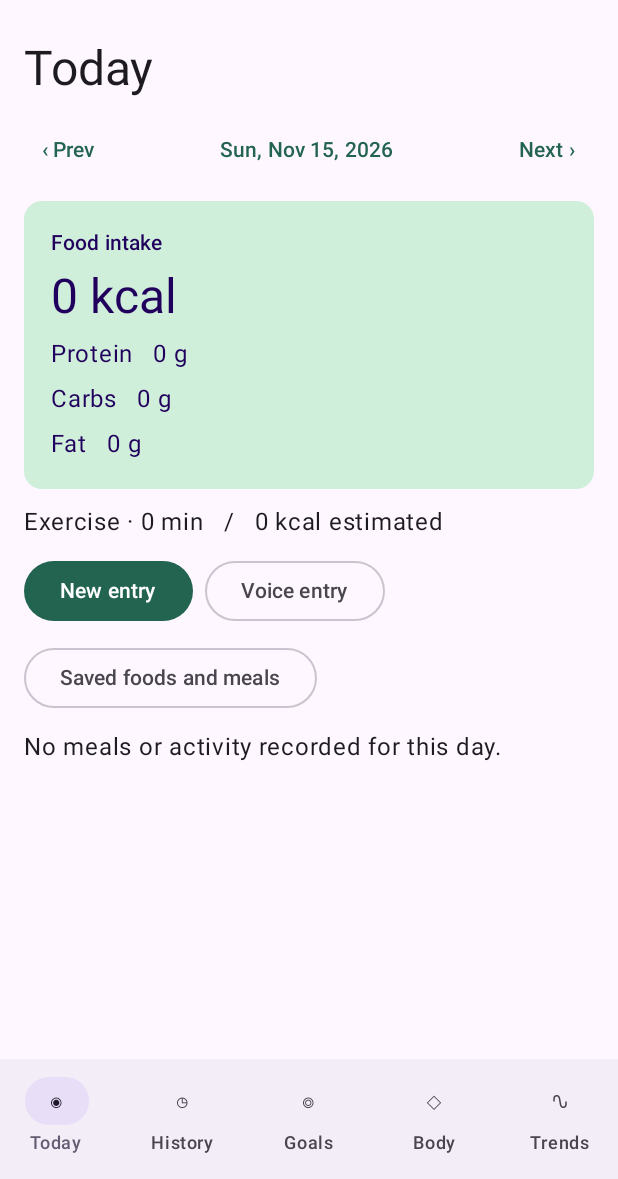
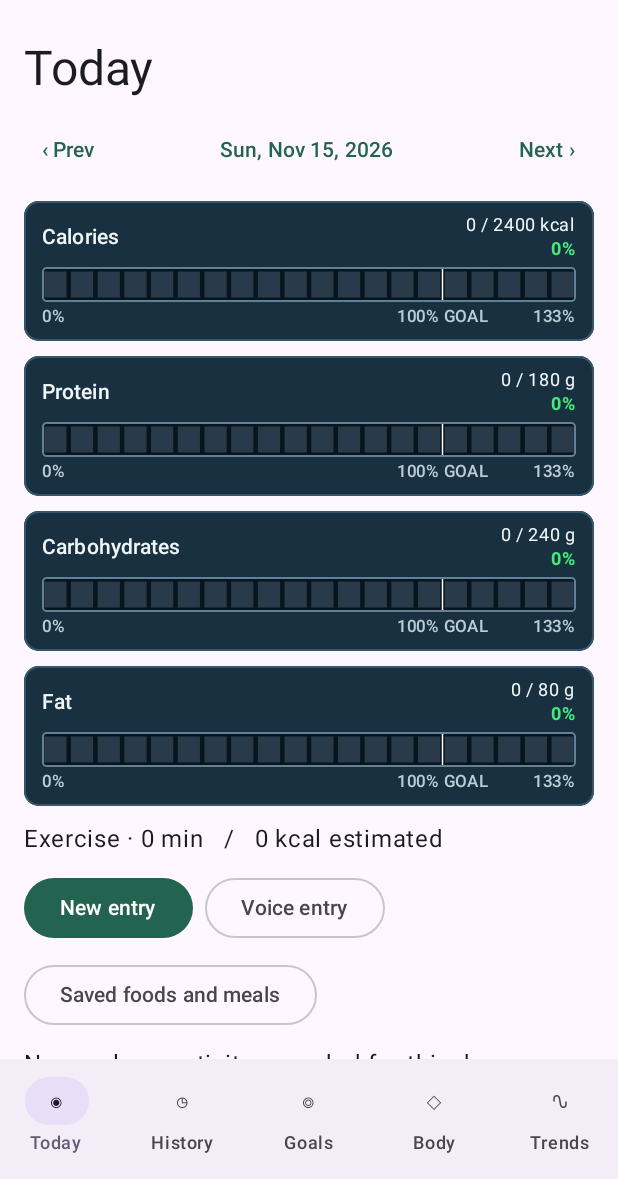
Before and after one commit to greensasquatch/nutri-log-app, an Android app built with Jetpack Compose: the screen it shows after launch (MainActivity), on a phone screen of 412 x 824 dp, the part 57-1236 px from its top. Run offline under Robolectric (Android 15) with nearby library versions, the phone set to English and light mode, and no system bars.

Commit message:
Add segmented daily nutrition meters with 15-cell goals and fractional overage bands

```diff
--- a/app/build.gradle.kts
+++ b/app/build.gradle.kts
@@ -9,8 +9,8 @@ android {
         applicationId = "dev.nutrilog"
         minSdk = 26
         targetSdk = 36
-        versionCode = 4
-        versionName = "0.2.2"
+        versionCode = 5
+        versionName = "0.3.0"
     }
     buildFeatures { compose = true }
     compileOptions {
--- a/app/src/main/java/dev/nutrilog/Dashboard.kt
+++ b/app/src/main/java/dev/nutrilog/Dashboard.kt
@@ -24,20 +24,13 @@ import java.time.format.DateTimeFormatter
 }
 
 @Composable fun Summary(rows:List<Record>,goals:Record?,net:Boolean) {
-    Card(Modifier.fillMaxWidth(),colors=CardDefaults.cardColors(containerColor=MaterialTheme.colorScheme.primaryContainer)) {
-        Column(Modifier.padding(18.dp),verticalArrangement=Arrangement.spacedBy(6.dp)) {
-            Text("Food intake",style=MaterialTheme.typography.labelLarge)
-            Text(display(total(rows,"Food","Calories"))+" kcal",style=MaterialTheme.typography.headlineLarge)
-            macros.forEach { key ->
-                val sum=total(rows,"Food",key); val goal=goals?.number(key) ?: 0.0
-                val unit=if(key=="Calories") " kcal" else " g"
-                if(goal>0) {
-                    val delta=goal-sum
-                    Text(key+"   "+display(sum)+" / "+display(goal)+unit+"   ·   "+display(kotlin.math.abs(delta))+if(delta<0) " over" else " left")
-                    LinearProgressIndicator(progress={ (sum/goal).coerceIn(0.0,1.0).toFloat() },modifier=Modifier.fillMaxWidth())
-                } else if(key!="Calories") Text(key+"   "+display(sum)+unit)
-            }
-        }
+    Nutrient.values().forEach { nutrient ->
+        NutritionBattery(
+            nutrientType=nutrient,
+            currentValue=total(rows,"Food",nutrient.key),
+            targetValue=NutritionScale.target(nutrient,goals),
+            unit=if(nutrient==Nutrient.Calories) "kcal" else "g"
+        )
     }
     val burned=total(rows,"Exercise","Burned")
     Text("Exercise · "+display(total(rows,"Exercise","Minutes"))+" min   /   "+display(burned)+" kcal estimated")
--- a/app/src/main/java/dev/nutrilog/Database.kt
+++ b/app/src/main/java/dev/nutrilog/Database.kt
@@ -39,7 +39,7 @@ class Journal(context:Context): SQLiteOpenHelper(context,"journal.db",null,1) {
 private fun checksum(s:String)=MessageDigest.getInstance("SHA-256").digest(s.toByteArray()).joinToString("") { "%02x".format(it) }
 fun backup(rows:List<Record>,prefs:Map<String,String>):String {
     val data=JSONObject().put("records",JSONArray(rows.map { it.json() })).put("settings",JSONObject(prefs)).toString()
-    return JSONObject().put("format",1).put("database",1).put("version","0.2.2").put("created",now()).put("count",rows.size).put("sha256",checksum(data)).put("payload",data).toString()
+    return JSONObject().put("format",1).put("database",1).put("version","0.3.0").put("created",now()).put("count",rows.size).put("sha256",checksum(data)).put("payload",data).toString()
 }
 /** Inspect and decode in memory. The caller asks for confirmation before replacing journal data. */
 fun restore(s:String):Pair<List<Record>,Map<String,String>> {
--- a/app/src/main/java/dev/nutrilog/MainActivity.kt
+++ b/app/src/main/java/dev/nutrilog/MainActivity.kt
@@ -189,7 +189,7 @@ class MainActivity:ComponentActivity(){
                 Row {OutlinedButton({export.launch("NutriLog-"+LocalDate.now(zone)+".json")}){Text("Export")}
                     TextButton({import.launch(arrayOf("application/json","text/plain","application/octet-stream"))}){Text("Restore")}}
                 TextButton({modal="wipe"}){Text("Erase local data")}
-                Text("NutriLog 0.2.2   ·   Database 1")
+                Text("NutriLog 0.3.0   ·   Database 1")
             }
             if(modal=="wipe") AlertDialog({modal="settings"},title={Text("Erase all local entries and settings?")},text={Text("Export a backup first if you want to keep your journal.")},confirmButton={TextButton({db.save(emptyList(),true);rows=emptyList();settings.edit().clear().apply();prefs=emptyMap();plan.forget();signedIn=false;keys.save("OpenAI","");keys.save("Claude","");prompt="";modal=""}){Text("Erase all")}},dismissButton={TextButton({modal="settings"}){Text("Cancel")}})
             restoreData?.let {(items,values)->AlertDialog({restoreData=null},title={Text("Replace local journal?")},text={Text("Verified backup contains "+items.size+" records. Restoring replaces current entries and settings.")},
--- /dev/null
+++ b/app/src/main/java/dev/nutrilog/NutritionBattery.kt
@@ -0,0 +1,119 @@
+package dev.nutrilog
+
+import androidx.compose.animation.core.animateFloat
+import androidx.compose.animation.core.LinearEasing
+import androidx.compose.animation.core.updateTransition
+import androidx.compose.animation.core.tween
+import androidx.compose.foundation.Canvas
+import androidx.compose.foundation.background
+import androidx.compose.foundation.border
+import androidx.compose.foundation.layout.*
+import androidx.compose.foundation.shape.RoundedCornerShape
+import androidx.compose.material3.*
+import androidx.compose.runtime.*
+import androidx.compose.ui.Alignment
+import androidx.compose.ui.Modifier
+import androidx.compose.ui.geometry.Offset
+import androidx.compose.ui.geometry.Size
+import androidx.compose.ui.graphics.Color
+import androidx.compose.ui.graphics.luminance
+import androidx.compose.ui.layout.Layout
+import androidx.compose.ui.semantics.clearAndSetSemantics
+import androidx.compose.ui.semantics.contentDescription
+import androidx.compose.ui.text.font.FontWeight
+import androidx.compose.ui.unit.dp
+import java.math.BigDecimal
+import java.math.RoundingMode
+import kotlin.math.roundToInt
+
+private val green=Color(0xFF45E879)
+private val blue=Color(0xFF23BFFF)
+private val orange=Color(0xFFFFB13B)
+private val red=Color(0xFFF04D55)
+private val empty=Color(0xFF293B4B)
+
+@Composable fun NutritionBattery(nutrientType:Nutrient,currentValue:Double,targetValue:Double?,unit:String) {
+    val ratio=NutritionScale.ratio(currentValue,targetValue)
+    val cells=NutritionScale.filled(ratio)
+    // Compose starts at the initial target and respects the system animator duration scale.
+    val transition=updateTransition(cells,label="Nutrition battery")
+    val levels=(0 until NutritionScale.cells).map { index ->
+        transition.animateFloat(transitionSpec={
+            val first=minOf(initialState,targetState)
+            val span=kotlin.math.abs(targetState-initialState)
+            val changed=kotlin.math.abs(NutritionScale.fraction(targetState,index)-NutritionScale.fraction(initialState,index))
+            // Sweep changed cells left-to-right on both gains and losses.
+            val msPerCell=if(span>0f) 320f/span else 0f
+            tween(durationMillis=(changed*msPerCell).roundToInt().coerceIn(0,320),
+                delayMillis=if(changed==0f) 0 else ((index-first).coerceAtLeast(0f)*msPerCell).roundToInt().coerceIn(0,320),
+                easing=LinearEasing)
+        },label="Cell "+index) { boundary -> NutritionScale.fraction(boundary,index) }
+    }
+    val percent=ratio?.let { BigDecimal.valueOf(it).movePointRight(2).setScale(1,RoundingMode.HALF_UP).stripTrailingZeros().toPlainString()+"%" }
+    val values=display(currentValue)+(if(ratio!=null) " / "+display(requireNotNull(targetValue)) else "")+" "+unit
+    val light=MaterialTheme.colorScheme.surface.luminance()>0.5f
+    val panel=if(light) Color(0xFF193040) else Color(0xFF101F2C)
+    val text=Color(0xFFEEF6F8)
+    val over=if(nutrientType==Nutrient.Protein) blue else orange
+    val percentColor=when {
+        ratio==null -> text
+        ratio<=1.0 -> green
+        nutrientType!=Nutrient.Protein && ratio>1.15 -> red
+        else -> over
+    }
+    val shape=RoundedCornerShape(10.dp)
+    Column(Modifier.fillMaxWidth().background(panel,shape).border(1.dp,Color(0xFF36576B),shape)
+        .clearAndSetSemantics { contentDescription=nutrientType.title+", "+values+", "+(percent?.plus(" of goal") ?: "goal unavailable") }
+        .padding(horizontal=12.dp,vertical=8.dp)) {
+        Row(Modifier.fillMaxWidth(),verticalAlignment=Alignment.CenterVertically) {
+            Text(nutrientType.title,Modifier.weight(1f),color=text,style=MaterialTheme.typography.titleSmall)
+            Column(horizontalAlignment=Alignment.End) {
+                Text(values,color=text,style=MaterialTheme.typography.bodySmall)
+                Text(percent ?: "Goal unavailable",color=percentColor,style=MaterialTheme.typography.labelMedium,fontWeight=FontWeight.Bold)
+            }
+        }
+        Spacer(Modifier.height(4.dp))
+        Canvas(Modifier.fillMaxWidth().height(23.dp).background(Color(0xFF09151E),RoundedCornerShape(3.dp))
+            .border(1.dp,Color(0xFF628196),RoundedCornerShape(3.dp))) {
+            val pitch=size.width/NutritionScale.cells
+            val cellWidth=pitch-minOf(3.dp.toPx(),pitch*0.3f)
+            val top=3.dp.toPx()
+            val height=size.height-2*top
+            repeat(NutritionScale.cells) { index ->
+                val left=(index+0.5f)*pitch-cellWidth/2
+                drawRect(empty,Offset(left,top),Size(cellWidth,height))
+                fun band(start:Float,end:Float,color:Color) {
+                    val a=NutritionScale.fraction(start,index)
+                    val b=minOf(NutritionScale.fraction(end,index),levels[index].value)
+                    if(b<=a)return
+                    val pos=Offset(left+a*cellWidth,top)
+                    val width=(b-a)*cellWidth
+                    drawRect(color,pos,Size(width,height))
+                    drawRect(Color.White.copy(alpha=0.24f),pos,Size(width,1.dp.toPx()))
+                }
+                band(0f,15f,green)
+                if(nutrientType==Nutrient.Protein) band(15f,20f,blue) else {
+                    band(15f,NutritionScale.warningBoundary,orange)
+                    band(NutritionScale.warningBoundary,20f,red)
+                }
+            }
+            val x=size.width*NutritionScale.goalPosition
+            drawLine(Color.White,Offset(x,0f),Offset(x,size.height),1.dp.toPx())
+        }
+        Layout(content={
+            for(label in listOf("0%","100% GOAL","133%")) Text(label,color=Color(0xFFB9CDD8),style=MaterialTheme.typography.labelSmall)
+        },modifier=Modifier.fillMaxWidth().padding(top=2.dp)) { children,constraints ->
+            val width=constraints.maxWidth
+            val labels=children.map { it.measure(constraints.copy(minWidth=0)) }
+            val middle=(width*NutritionScale.goalPosition-labels[1].width/2f).roundToInt()
+            val end=width-labels[2].width
+            val wrap=middle+labels[1].width>end || middle<labels[0].width
+            val line=labels.maxOf { it.height }
+            layout(width,if(wrap) line*2 else line) {
+                labels[0].place(0,0)
+                labels[1].place(middle.coerceIn(0,width-labels[1].width),if(wrap) line else 0)
+                labels[2].place(end,0)
+            }
+        }
+    }
+}
--- /dev/null
+++ b/app/src/main/java/dev/nutrilog/NutritionScale.kt
@@ -0,0 +1,21 @@
+package dev.nutrilog
+
+enum class Nutrient(val key:String, val title:String, val defaultTarget:Int) {
+    Calories("Calories","Calories",2400),
+    Protein("Protein","Protein",180),
+    Carbs("Carbs","Carbohydrates",240),
+    Fat("Fat","Fat",80)
+}
+
+object NutritionScale {
+    const val cells=20
+    const val goalCells=15
+    const val goalPosition=goalCells.toFloat()/cells
+    const val warningBoundary=17.25f // 115% of the first 15 slots, inside cell 18.
+    fun ratio(current:Double,target:Double?) =
+        target?.takeIf { it.isFinite() && it>0 }?.let { current/it }?.takeIf { it.isFinite() }
+    fun filled(ratio:Double?)=((ratio ?: 0.0)*goalCells).coerceIn(0.0,cells.toDouble()).toFloat()
+    fun fraction(boundary:Float,cell:Int)=(boundary-cell).coerceIn(0f,1f)
+    fun target(nutrient:Nutrient,goals:Record?) =
+        if(goals==null) nutrient.defaultTarget.toDouble() else goals[nutrient.key].toDoubleOrNull()
+}
--- a/app/src/main/java/dev/nutrilog/Records.kt
+++ b/app/src/main/java/dev/nutrilog/Records.kt
@@ -48,6 +48,7 @@ fun blank(kind:String,time:String=now()):Record {
     val meal = when(time.substringAfter("T").take(2).toInt()) { in 5..10 -> "Breakfast"; in 11..14 -> "Lunch"; in 17..21 -> "Dinner"; else -> "Snack" }
     val base = when(kind) {
         "Food" -> macros.associateWith { "0" } + mapOf("Meal" to meal,"Quantity" to "1","Unit" to "serving")
+        "Goals" -> Nutrient.values().associate { it.key to it.defaultTarget.toString() }
         "Weight" -> mapOf("Name" to "Weight","Unit" to "kg")
         "Measurement" -> mapOf("Name" to "Waist","Unit" to "cm")
         else -> emptyMap()
```
Also changed, not shown: 1 other file.
